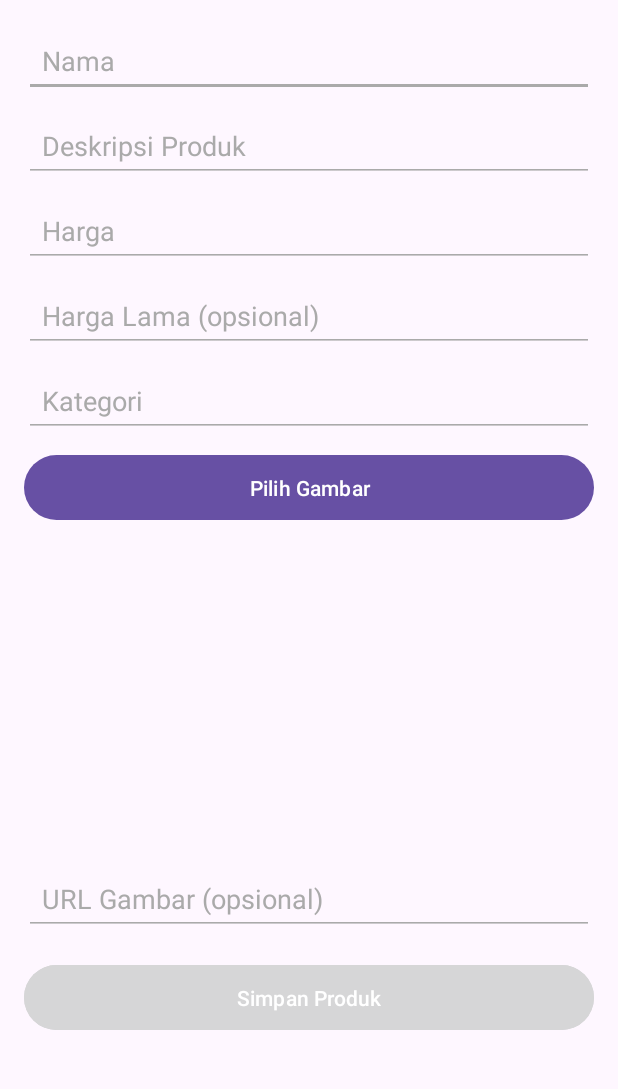
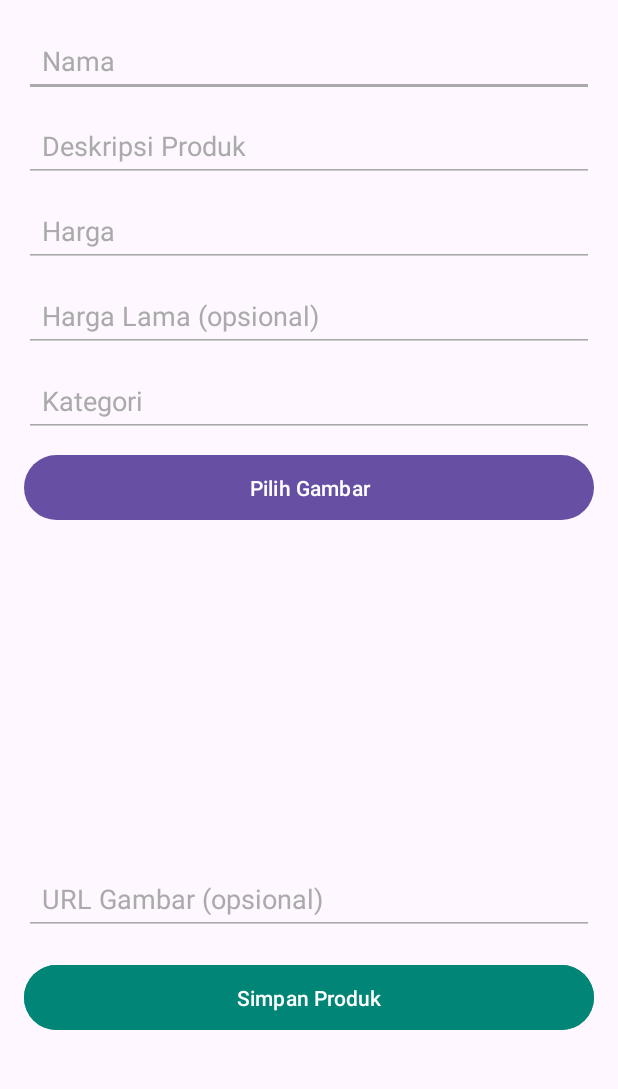
Before and after one commit to ViolaNanda/E-CommerceMakeup, an Android app: the AddProductActivity screen opened directly, with no data from a screen before it, on a phone screen of 412 x 824 dp, the part 96-1185 px from its top. Run offline under Robolectric (Android 15) with nearby library versions, the phone set to English and light mode, and no system bars; our stand-ins replace Volley; pictures from the network do not load.

Commit message:
file baru

```diff
--- /dev/null
+++ b/app/src/main/res/drawable/ic_add_product.xml
@@ -0,0 +1,5 @@
+<vector xmlns:android="http://schemas.android.com/apk/res/android" android:height="24dp" android:tint="#000000" android:viewportHeight="24" android:viewportWidth="24" android:width="24dp">
+
+    <path android:fillColor="@android:color/white" android:pathData="M19,13h-6v6h-2v-6H5v-2h6V5h2v6h6v2z"/>
+
+</vector>
--- /dev/null
+++ b/app/src/main/res/drawable/ic_home.xml
@@ -0,0 +1,5 @@
+<vector xmlns:android="http://schemas.android.com/apk/res/android" android:height="24dp" android:tint="#000000" android:viewportHeight="24" android:viewportWidth="24" android:width="24dp">
+
+    <path android:fillColor="@android:color/white" android:pathData="M10,20v-6h4v6h5v-8h3L12,3 2,12h3v8z"/>
+
+</vector>
--- /dev/null
+++ b/app/src/main/res/drawable/ic_product_list.xml
@@ -0,0 +1,5 @@
+<vector xmlns:android="http://schemas.android.com/apk/res/android" android:autoMirrored="true" android:height="24dp" android:tint="#000000" android:viewportHeight="24" android:viewportWidth="24" android:width="24dp">
+
+    <path android:fillColor="@android:color/white" android:pathData="M4,10.5c-0.83,0 -1.5,0.67 -1.5,1.5s0.67,1.5 1.5,1.5 1.5,-0.67 1.5,-1.5 -0.67,-1.5 -1.5,-1.5zM4,4.5c-0.83,0 -1.5,0.67 -1.5,1.5S3.17,7.5 4,7.5 5.5,6.83 5.5,6 4.83,4.5 4,4.5zM4,16.5c-0.83,0 -1.5,0.68 -1.5,1.5s0.68,1.5 1.5,1.5 1.5,-0.68 1.5,-1.5 -0.67,-1.5 -1.5,-1.5zM7,19h14v-2L7,17v2zM7,13h14v-2L7,11v2zM7,5v2h14L21,5L7,5z"/>
+
+</vector>
--- a/app/src/main/res/menu/drawer_menu.xml
+++ b/app/src/main/res/menu/drawer_menu.xml
@@ -8,7 +8,7 @@
             android:title="@string/nav_home"/>
         <item
             android:id="@+id/nav_cart"
-            android:icon="@drawable/ic_cart"
+            android:icon="@drawable/ic_keranjang"
             android:title="@string/nav_cart"/>
         <item
             android:id="@+id/nav_checkout"
--- a/app/src/main/res/values/colors.xml
+++ b/app/src/main/res/values/colors.xml
@@ -2,4 +2,6 @@
 <resources>
     <color name="black">#FF000000</color>
     <color name="white">#FFFFFFFF</color>
+    <color name="colorPrimary">#008577</color>
+    <color name="colorPrimaryDark">#00574B</color>
 </resources>
--- a/app/src/main/res/values/strings.xml
+++ b/app/src/main/res/values/strings.xml
@@ -1,13 +1,11 @@
 <resources>
     <string name="app_name">E_Commerce</string>
 
-    <!-- Login & Register -->
     <string name="email">Email</string>
     <string name="password">Password</string>
     <string name="login">Login</string>
     <string name="register">Register</string>
 
-    <!-- Register Form -->
     <string name="hint_name">Nama</string>
     <string name="hint_phone">Nomor HP</string>
     <string name="hint_address">Alamat</string>
@@ -16,10 +14,8 @@
     <string name="hint_confirm_password">Konfirmasi Password</string>
     <string name="btn_register">Daftar</string>
 
-    <!-- Admin -->
     <string name="login_as_admin">Login sebagai Admin</string>
 
-    <!-- User Dashboard -->
     <string name="welcome_message">Selamat Datang, %1$s!</string>
     <string name="nav_product">Produk</string>
     <string name="nav_keranjang">Keranjang</string>
@@ -28,28 +24,23 @@
     <string name="nav_halaman_admin">Halaman Admin</string>
     <string name="nav_dompet_saya">Dompet Saya</string>
 
-    <!-- Drawer Menu -->
     <string name="nav_keranjang_menu">Keranjang</string>
     <string name="nav_checkout_menu">Checkout</string>
     <string name="nav_profile_menu">Profil</string>
     <string name="nav_logout">Logout</string>
+    <string name="nav_home">Home</string>
 
-    <!-- Admin Dashboard -->
     <string name="nav_product_list">Product List</string>
     <string name="nav_add_product">Add Product</string>
     <string name="nav_manage_users">Manage Users</string>
-    <string name="nav_logout">Logout</string>
     <string name="welcome_admin">Welcome Admin</string>
 
-    <!-- Nav header Admin -->
     <string name="nav_admin_name">Admin</string>
     <string name="nav_admin_photo">Foto Admin</string>
 
-    <!-- AdminDashboardActivity -->
     <string name="navigation_drawer_open">Open navigation drawer</string>
     <string name="navigation_drawer_close">Close navigation drawer</string>
 
-    <!-- ActivityAdd Product -->
     <string name="hint_description">Deskripsi Produk</string>
     <string name="hint_price">Harga</string>
     <string name="hint_old_price">Harga Lama (opsional)</string>
@@ -59,11 +50,15 @@
     <string name="btn_choose_image">Pilih Gambar</string>
     <string name="btn_save_product_prompt">Apakah Anda ingin menyimpan Produk</string>
     <string name="btn_save_product">Simpan Produk</string>
+    <string name="desc_image_preview">Pratinjau Gambar</string>
 
-    <!-- AdminProductList -->
+    <string name="btn_update_product">Update Produk</string>
+    <string name="nav_edit_product">Edit Produk</string>
+
     <string name="nav_admin_product_list">Daftar Produk</string>
+    <string name="product_list">Daftar Produk</string>
 
-    <!-- Untuk item_admin_product.xml -->
+
     <string name="edit_product">Tombol edit produk</string>
     <string name="delete_product">Tombol hapus produk</string>
     <string name="product_image">Gambar Produk</string>
@@ -72,12 +67,15 @@
     <string name="delete">Hapus</string>
     <string name="product_price_placeholder">Rp 0</string>
 
-    <!-- Manage Users -->
     <string name="nav_admin_manage_users">Manage Users</string>
 
-    <!-- Item User -->
     <string name="user_name">User Name</string>
     <string name="user_email">email@example.com</string>
     <string name="user_role">Role</string>
     <string name="delete_user">Delete User</string>
+
+
+    <string name="nav_admin_add_product">Add Product</string>
+    <string name="nav_cart">My Cart</string>
+    <string name="btn_choose_new_image">Choose New Image</string>
 </resources>
```
Also changed, not shown: app/src/main/res/drawable/ic_keranjang.xml (renamed from app/src/main/res/drawable/ic_cart.xml).
